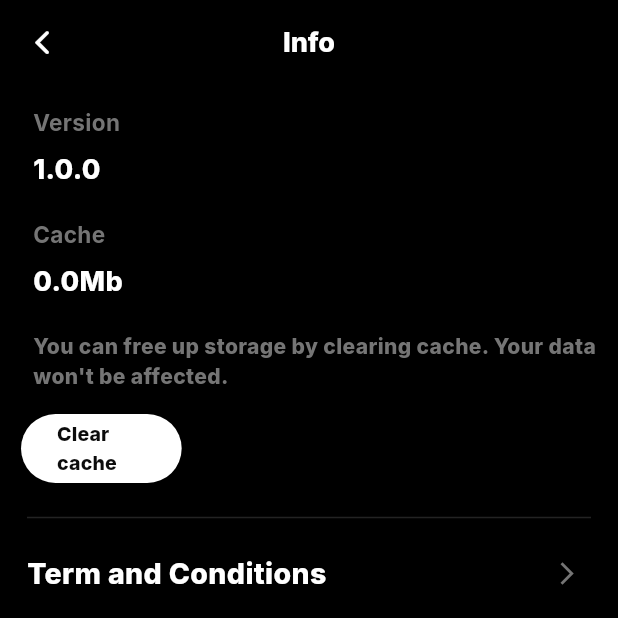
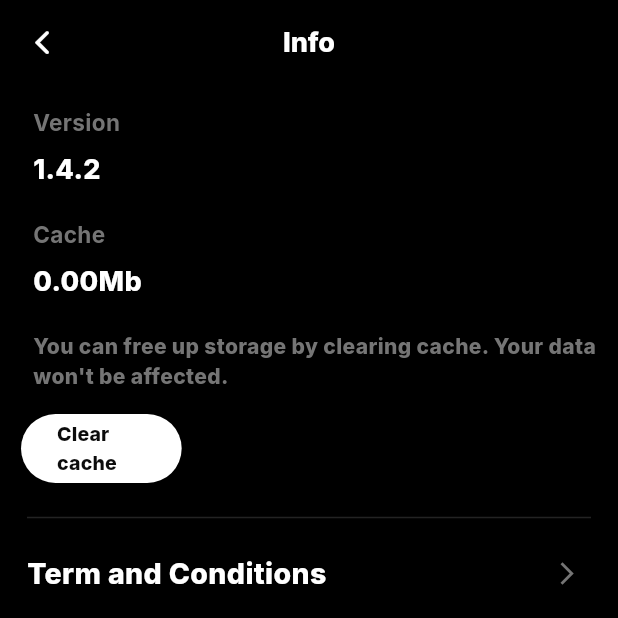
Before and after one commit to Tho100/revent, a Flutter app: the AppInfoPage screen opened directly, on a phone screen of 412 x 824 dp, the top half of it. Run offline on Flutter 3.47's test engine with Material 3 defaults, Android fonts, the phone set to English and light mode, and no system bars; our stand-ins replace flutter_dotenv, flutter_native_image, get_it, google_fonts; missing offline and left inert: dynamic_height_grid_view, image_picker_plus, mysql_client.

Commit message:
Loads app cache size on info page

```diff
--- /dev/null
+++ b/lib/model/app_cache.dart
@@ -0,0 +1,41 @@
+import 'dart:io';
+
+import 'package:path_provider/path_provider.dart';
+
+class AppCache {
+
+  Future<double> cacheSizeInMb() async {
+    return await _getCacheSize() / (1024 * 1024);
+  }
+
+  Future<int> _getCacheSize() async {
+
+    final tempDir = await getTemporaryDirectory();
+    final tempDirSize = _processCacheSize(tempDir);
+
+    return tempDirSize;
+
+  }
+
+  int _processCacheSize(FileSystemEntity file) {
+
+    if (file is File) {
+      return file.lengthSync();
+
+    } else if (file is Directory) {
+      int sum = 0;
+
+      final children = file.listSync();
+      for (FileSystemEntity child in children) {
+        sum += _processCacheSize(child);
+      }
+
+      return sum;
+
+    }
+
+    return 0;
+
+  }
+
+}
--- a/lib/pages/setttings/app_info_page.dart
+++ b/lib/pages/setttings/app_info_page.dart
@@ -1,5 +1,6 @@
 import 'package:flutter/material.dart';
 import 'package:google_fonts/google_fonts.dart';
+import 'package:revent/model/app_cache.dart';
 import 'package:revent/pages/setttings/app_info/pp_page.dart';
 import 'package:revent/pages/setttings/app_info/tp_page.dart';
 import 'package:revent/themes/theme_color.dart';
@@ -17,6 +18,16 @@ class AppInfoPage extends StatefulWidget {
 }
 
 class AppInfoPageState extends State<AppInfoPage> {
+
+  final cacheNotifier = ValueNotifier<String>('');
+
+  void _initializeCacheSize() async {
+
+    final cacheSizeInMb = await AppCache().cacheSizeInMb();
+
+    cacheNotifier.value = "${cacheSizeInMb.toDouble().toStringAsFixed(2)}Mb";
+
+  }
 
   Widget _buildHeaders(String header, String value) {
     return Padding(
@@ -74,8 +85,14 @@ class AppInfoPageState extends State<AppInfoPage> {
               crossAxisAlignment: CrossAxisAlignment.start,
               children: [
 
-                _buildHeaders('Version', '1.0.0'),
-                _buildHeaders('Cache', '0.0Mb'),
+                _buildHeaders('Version', '1.4.2'),
+
+                ValueListenableBuilder(
+                  valueListenable: cacheNotifier,
+                  builder: (_, cacheSize, __) {
+                    return _buildHeaders('Cache', cacheSize);
+                  },
+                ),
 
                 Padding(
                   padding: const EdgeInsets.only(left: 8.0),
@@ -134,6 +151,18 @@ class AppInfoPageState extends State<AppInfoPage> {
   }
 
   @override
+  void initState() {
+    super.initState();
+    _initializeCacheSize();
+  }
+
+  @override
+  void dispose() {
+    cacheNotifier.dispose();
+    super.dispose();
+  }
+
+  @override
   Widget build(BuildContext context) {
     return Scaffold(
       appBar: CustomAppBar(
```
